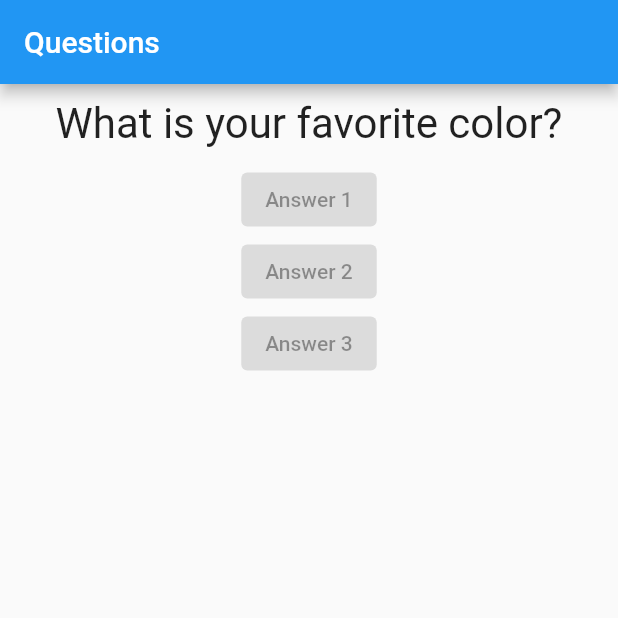
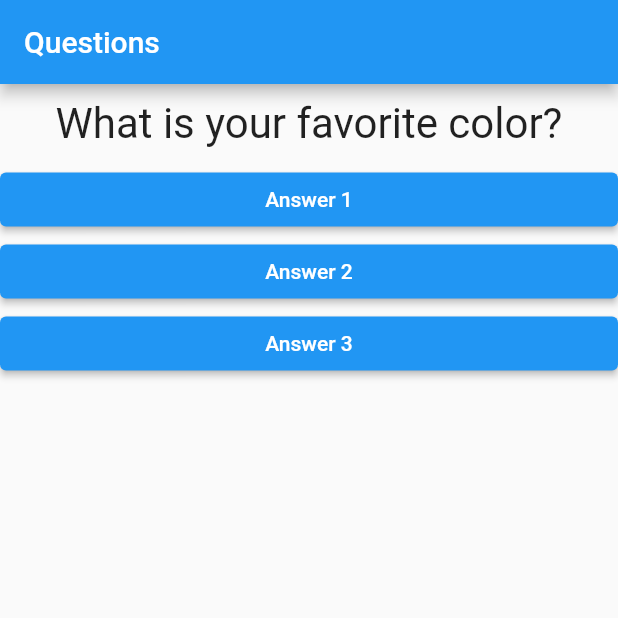
Before and after one commit to IsmaelCardoso/fundamentals_flutter_quiz_exemple, a Flutter app: the screen it shows after launch, on a phone screen of 412 x 824 dp, the top half of it. Run offline on Flutter 3.47's test engine with Material 2 defaults, Android fonts, the phone set to English and light mode, and no system bars.

Commit message:
chore(answer): passing callback function

```diff
--- a/lib/answer.dart
+++ b/lib/answer.dart
@@ -2,11 +2,21 @@ import 'package:flutter/material.dart';
 
 class Answer extends StatelessWidget {
   final String text;
+  final void Function() onSelection;
 
-  Answer(this.text);
+  Answer(this.text, this.onSelection);
 
   @override
   Widget build(BuildContext context) {
-    return ElevatedButton(onPressed: null, child: Text(text));
+    return Container(
+      child: ElevatedButton(
+          onPressed: onSelection,
+          child: Text(text),
+          style: ElevatedButton.styleFrom(
+            onPrimary: Colors.white,
+            primary: Colors.blue,
+          )),
+      width: double.infinity,
+    );
   }
 }
--- a/lib/main.dart
+++ b/lib/main.dart
@@ -28,9 +28,9 @@ class _QuestionAppState extends State<QuestionApp> {
         body: Column(
           children: [
             Question(questions[_selectedQuestion]),
-            Answer("Answer 1"),
-            Answer("Answer 2"),
-            Answer("Answer 3"),
+            Answer("Answer 1", _answer),
+            Answer("Answer 2", _answer),
+            Answer("Answer 3", _answer),
           ],
         ),
       ),
```
